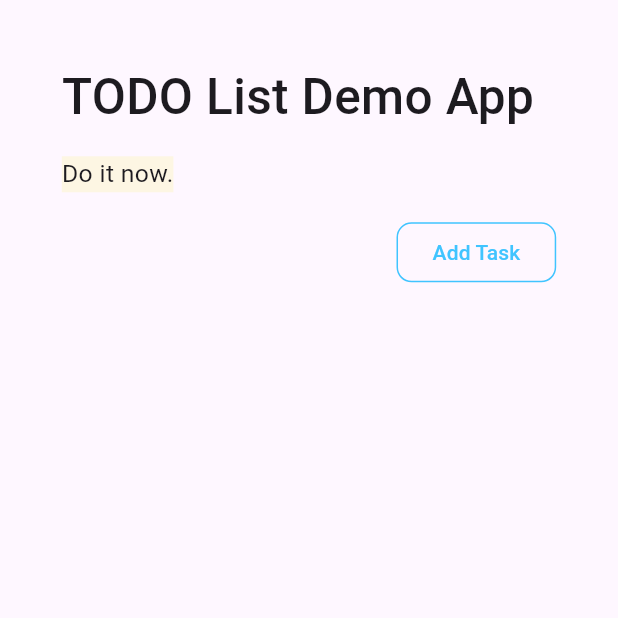
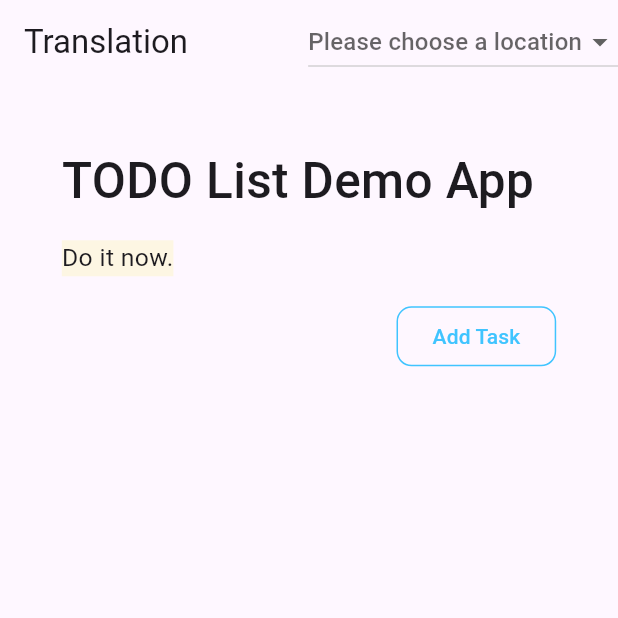
Before and after one commit to SD19767/todolist, a Flutter app: the screen it shows after launch, on a phone screen of 412 x 824 dp, the top half of it. Run offline on Flutter 3.47's test engine with Material 3 defaults, Android fonts, the phone set to English and light mode, and no system bars; our stand-ins replace get, shared_preferences; missing offline and left inert: dart:ffi.

Commit message:
feat: create i18n

```diff
--- a/lib/controllers/home_page_controller.dart
+++ b/lib/controllers/home_page_controller.dart
@@ -1,3 +1,4 @@
+import 'package:flutter/material.dart';
 import 'package:flutter_learn_getx/controllers/edit_page_controller.dart';
 import 'package:flutter_learn_getx/data_models/task_model.dart';
 import 'package:get/get.dart';
@@ -5,9 +6,12 @@ import 'package:flutter_learn_getx/data_models/task_status.dart';
 import 'package:flutter_learn_getx/services/task_service.dart';
 import 'package:flutter_learn_getx/pages/edit_page.dart';
 
+
 class HomePageController extends GetxController {
   final TaskService taskService = Get.find<TaskService>();
   var addTaskButtonPressed = false.obs;
+  var selectedLanguage = Get.locale!.languageCode.obs;
+
 
   HomePageController() {
     addTaskButtonPressed.listen((pressed) {
@@ -25,4 +29,10 @@ class HomePageController extends GetxController {
   void triggerAddTask() {
     addTaskButtonPressed.value = true;
   }
+
+  set changeLanguage(String lang) {
+    Locale locale = new Locale(lang);
+    Get.updateLocale(locale);
+    selectedLanguage.value = lang;
+  }
 }
--- a/lib/main.dart
+++ b/lib/main.dart
@@ -6,6 +6,7 @@ import 'package:flutter_learn_getx/services/task_service.dart';
 import 'package:get/get.dart';
 import 'controllers/home_page_controller.dart';
 import 'package:flutter_learn_getx/helpers/size_config.dart';
+import 'translations/translation.dart';
 
 void main() {
   runApp(MyApp());
@@ -16,7 +17,11 @@ class MyApp extends StatelessWidget {
   Widget build(BuildContext context) {
     SizeConfig.init(context);
     return GetMaterialApp(
+      translationsKeys: AppTranslation.translationsKeys,
+      locale: Get.deviceLocale ?? const Locale('en', 'US'),
+      fallbackLocale: const Locale('en', 'US'),
       initialRoute: '/',
+      defaultTransition: Transition.fade,
       getPages: [
         GetPage(name: '/', page: () => HomePage(), binding: HomeBinding()),
         GetPage(name: '/edit', page: () => EditPage(), binding: HomeBinding()),
--- a/lib/pages/home_page.dart
+++ b/lib/pages/home_page.dart
@@ -1,4 +1,5 @@
 import 'package:flutter/material.dart';
+import 'package:flutter_learn_getx/translations/langauges.dart';
 import 'package:flutter_learn_getx/widgets/task_list_view.dart';
 import 'package:flutter_learn_getx/data_models/task_model.dart';
 import 'package:flutter_learn_getx/data_models/task_status.dart';
@@ -8,11 +9,18 @@ import 'package:flutter_learn_getx/helpers/size_config.dart';
 import 'package:flutter_learn_getx/widgets/custom_outlined_button.dart';
 
 class HomePage extends StatelessWidget {
+
+  final _controller = Get.find<HomePageController>();
+
   @override
   Widget build(BuildContext context) {
-    final homePageController = Get.find<HomePageController>();
 
     return Scaffold(
+      appBar: AppBar(
+          title: Text("Translation"),
+          centerTitle: false,
+          actions: [languageChooser()],
+        ),
       body: Padding(
         padding: EdgeInsets.all(SizeConfig.getEdgeInsets()),
         child: Column(
@@ -37,18 +45,36 @@ class HomePage extends StatelessWidget {
               mainAxisAlignment: MainAxisAlignment.end,
               children: [
                 CustomOutlinedButton(
-                  onPressed: homePageController.triggerAddTask,
+                  onPressed: _controller.triggerAddTask,
                   text: 'Add Task',
                 )
               ],
             ),
             SizedBox(height: 16),
             Expanded(
-              child: TaskListView(tasks: homePageController.taskService.tasks),
+              child: TaskListView(tasks: _controller.taskService.tasks),
             )
           ],
         ),
       ),
     );
   }
+
+
+  DropdownButton languageChooser() {
+    return DropdownButton<String>(
+        isExpanded: false,
+        hint: Text('Please choose a location'), // Not necessary for Option 1
+        value: _controller.selectedLanguage.value,
+        onChanged: (symbol) {
+          _controller.changeLanguage = symbol ?? languages.first.symbol;
+        },
+        items: languages.map((LanguageModel languageModel) {
+          print(languageModel.language);
+          return DropdownMenuItem<String>(
+            value: languageModel.symbol,
+            child: new Text(languageModel.language),
+          );
+        }).toList());
+  }
 }
--- /dev/null
+++ b/lib/translations/langauges.dart
@@ -0,0 +1,14 @@
+final List<LanguageModel> languages = [
+  LanguageModel("English", "en_US"),
+  LanguageModel("Chinese", "zh_TW"),
+];
+
+class LanguageModel {
+  LanguageModel(
+    this.language,
+    this.symbol,
+  );
+
+  String language;
+  String symbol;
+}
--- /dev/null
+++ b/lib/translations/translation.dart
@@ -0,0 +1,16 @@
+abstract class AppTranslation {
+  static Map<String, Map<String, String>> translationsKeys = {
+    "en_US": enUS,
+    "zh_TW": zhTW
+  };
+}
+
+final Map<String, String> enUS = {
+  'greeting': 'Hello, How are you?',
+  'day': "Awesome day..."
+};
+
+final Map<String, String> zhTW = {
+  'greeting': '你好，世界',
+  'day': "美好的一天..."
+};
```
